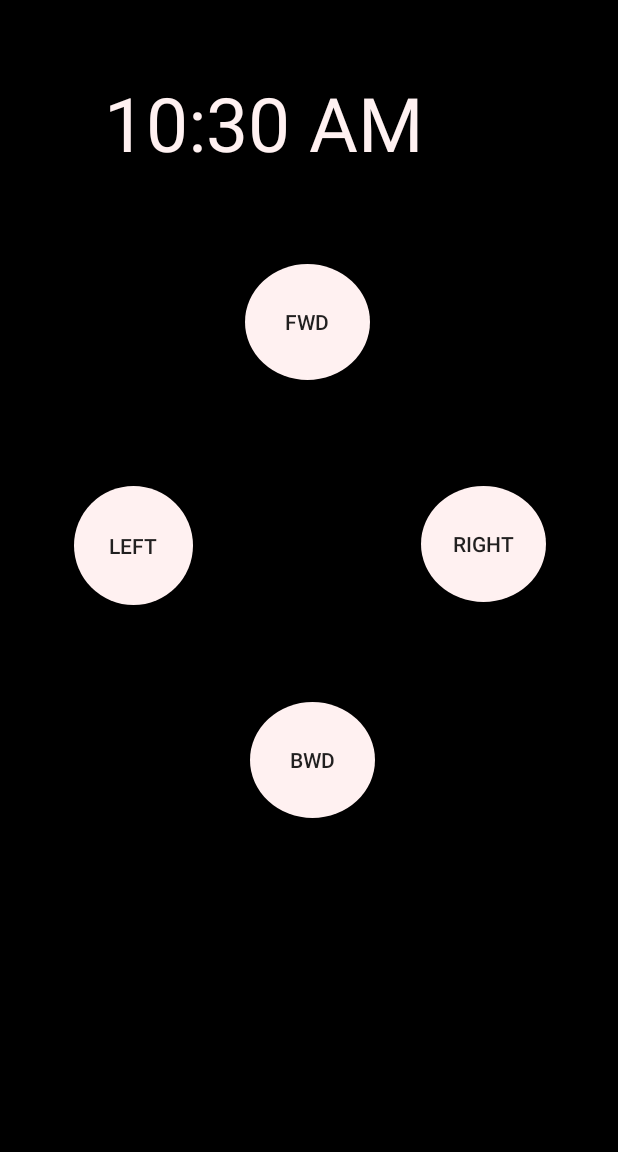
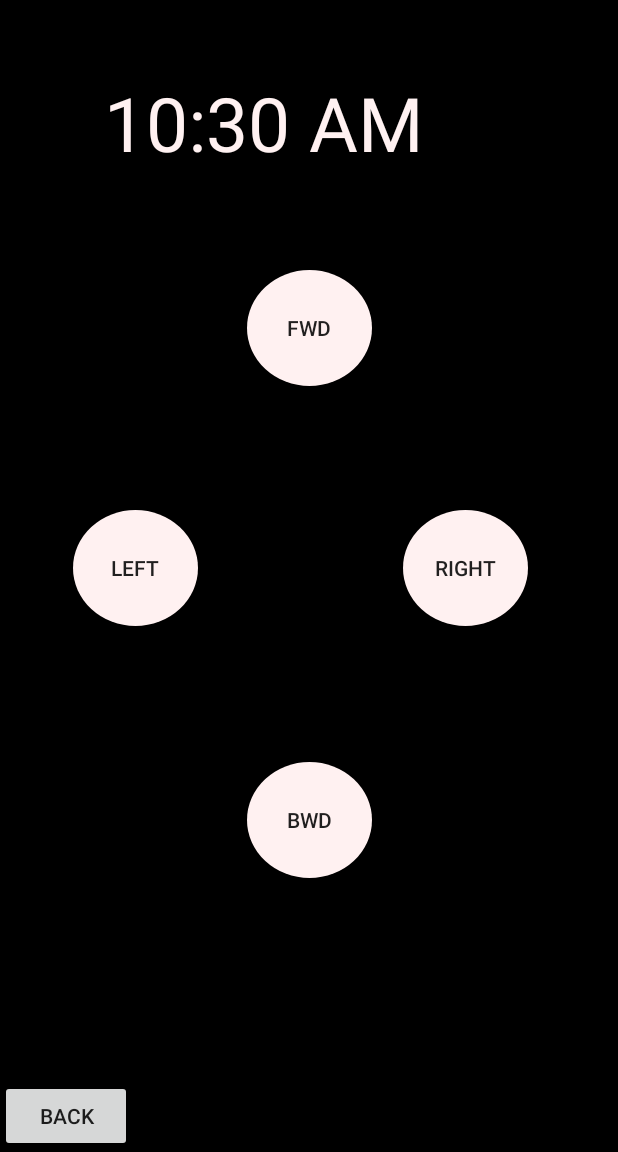
Before and after one commit to DIT112-V20/group-01, an Android app: the manualPage screen opened directly, with no data from a screen before it, on a phone screen of 412 x 824 dp, the part 84-1236 px from its top. Run offline under Robolectric (Android 15) with nearby library versions, the phone set to English and light mode, and no system bars; our stand-ins replace Firebase (no records; nobody signed in at launch, a user with empty details on screens opened directly); Roboto replaces fonts that are not available here.

Commit message:
last version of the app

```diff
--- a/Android app/CarController/app/build.gradle
+++ b/Android app/CarController/app/build.gradle
@@ -1,4 +1,5 @@
 apply plugin: 'com.android.application'
+apply plugin: 'com.google.gms.google-services'
 
 android {
     compileSdkVersion 29
@@ -28,6 +29,7 @@ dependencies {
 
     implementation 'androidx.appcompat:appcompat:1.1.0'
     implementation 'androidx.constraintlayout:constraintlayout:1.1.3'
+    implementation 'com.google.firebase:firebase-database:19.3.0'
     testImplementation 'junit:junit:4.12'
     androidTestImplementation 'androidx.test.ext:junit:1.1.1'
     androidTestImplementation 'androidx.test.espresso:espresso-core:3.2.0'
--- a/Android app/CarController/app/src/main/java/com/example/carcontroller/manualPage.java
+++ b/Android app/CarController/app/src/main/java/com/example/carcontroller/manualPage.java
@@ -1,14 +1,191 @@
 package com.example.carcontroller;
+
+
+//import android.support.v7.app.AppCompatActivity;
+import android.annotation.SuppressLint;
+import android.os.Bundle;
+import android.util.Log;
+import android.view.MotionEvent;
+import android.view.View;
+import android.widget.Button;
+import android.widget.TextView;
 
 import androidx.appcompat.app.AppCompatActivity;
 
-import android.os.Bundle;
+import com.google.firebase.database.DataSnapshot;
+import com.google.firebase.database.DatabaseError;
+import com.google.firebase.database.DatabaseReference;
+import com.google.firebase.database.FirebaseDatabase;
+import com.google.firebase.database.ValueEventListener;
 
 public class manualPage extends AppCompatActivity {
 
+
+    FirebaseDatabase database = FirebaseDatabase.getInstance();
+    DatabaseReference myRef = database.getReference();
+
+    final DatabaseReference fwdStatus = myRef.child("manual").child("forward");
+    final DatabaseReference bwdStatus = myRef.child("manual").child("backward");
+    final DatabaseReference rightStatus = myRef.child("manual").child("right");
+    final DatabaseReference leftStatus = myRef.child("manual").child("left");
+
+
+
+
+
+    Button fwdButton;
+    Button bwdButton;
+    Button rightButton;
+    Button leftButton;
+
+
+    @SuppressLint("ClickableViewAccessibility")
     @Override
     protected void onCreate(Bundle savedInstanceState) {
         super.onCreate(savedInstanceState);
         setContentView(R.layout.activity_manual_page);
+
+        fwdButton = (Button)findViewById(R.id.fwdButton);
+        bwdButton = (Button)findViewById(R.id.bwdButton);
+        rightButton = (Button)findViewById(R.id.rightButton);
+        leftButton = (Button)findViewById(R.id.leftButton);
+
+
+        //updateText(ledstatus1,textView1);
+
+        fwdStatus.addValueEventListener(new ValueEventListener() {
+            @Override
+            public void onDataChange(DataSnapshot dataSnapshot) {
+                // This method is called once with the initial value and again
+                // whenever data at this location is updated.
+                String value = dataSnapshot.getValue(String.class);
+                Log.d("file", "Value is: " + value);
+
+            }
+
+
+            @Override
+            public void onCancelled(DatabaseError error) {
+                // Failed to read value
+                Log.w("file", "Failed to read value.", error.toException());
+            }
+        });
+        bwdStatus.addValueEventListener(new ValueEventListener() {
+            @Override
+            public void onDataChange(DataSnapshot dataSnapshot) {
+                // This method is called once with the initial value and again
+                // whenever data at this location is updated.
+                String value = dataSnapshot.getValue(String.class);
+                Log.d("file", "Value is: " + value);
+
+            }
+
+
+            @Override
+            public void onCancelled(DatabaseError error) {
+                // Failed to read value
+                Log.w("file", "Failed to read value.", error.toException());
+            }
+        });
+        rightStatus.addValueEventListener(new ValueEventListener() {
+            @Override
+            public void onDataChange(DataSnapshot dataSnapshot) {
+                // This method is called once with the initial value and again
+                // whenever data at this location is updated.
+                String value = dataSnapshot.getValue(String.class);
+                Log.d("file", "Value is: " + value);
+
+            }
+
+
+            @Override
+            public void onCancelled(DatabaseError error) {
+                // Failed to read value
+                Log.w("file", "Failed to read value.", error.toException());
+            }
+        });
+
+        leftStatus.addValueEventListener(new ValueEventListener() {
+            @Override
+            public void onDataChange(DataSnapshot dataSnapshot) {
+                // This method is called once with the initial value and again
+                // whenever data at this location is updated.
+                String value = dataSnapshot.getValue(String.class);
+                Log.d("file", "Value is: " + value);
+
+            }
+
+
+            @Override
+            public void onCancelled(DatabaseError error) {
+                // Failed to read value
+                Log.w("file", "Failed to read value.", error.toException());
+            }
+        });
+
+        fwdButton.setOnTouchListener(new View.OnTouchListener() {
+            @Override
+            public boolean onTouch(View v, MotionEvent event) {
+                if(event.getAction() == MotionEvent.ACTION_UP){
+                    fwdStatus.setValue("off");
+
+                    return true;
+                }else{
+                    fwdStatus.setValue("on");
+                }
+                return false;
+            }
+
+
+        });
+
+        bwdButton.setOnTouchListener(new View.OnTouchListener() {
+            @Override
+            public boolean onTouch(View v, MotionEvent event) {
+                if(event.getAction() == MotionEvent.ACTION_UP){
+                    bwdStatus.setValue("off");
+
+                    return true;
+                }else{
+                    bwdStatus.setValue("on");
+                }
+                return false;
+            }
+
+
+        });
+
+        rightButton.setOnTouchListener(new View.OnTouchListener() {
+            @Override
+            public boolean onTouch(View v, MotionEvent event) {
+                if(event.getAction() == MotionEvent.ACTION_UP){
+                    rightStatus.setValue("off");
+
+                    return true;
+                }else{
+                    rightStatus.setValue("on");
+                }
+                return false;
+            }
+
+
+        });
+
+        leftButton.setOnTouchListener(new View.OnTouchListener() {
+            @Override
+            public boolean onTouch(View v, MotionEvent event) {
+                if(event.getAction() == MotionEvent.ACTION_UP){
+                    leftStatus.setValue("off");
+
+                    return true;
+                }else{
+                    leftStatus.setValue("on");
+                }
+                return false;
+            }
+
+
+        });
+
     }
 }
--- a/Android app/CarController/app/src/main/res/layout/activity_manual_page.xml
+++ b/Android app/CarController/app/src/main/res/layout/activity_manual_page.xml
@@ -11,20 +11,33 @@
         android:id="@+id/fwdButton"
         android:layout_width="83dp"
         android:layout_height="77dp"
-        android:layout_marginTop="176dp"
+        android:layout_marginTop="180dp"
+        android:layout_marginEnd="164dp"
+        android:layout_marginRight="164dp"
         android:background="@drawable/round_button"
         android:text="@string/fwd"
-        app:layout_constraintEnd_toStartOf="@+id/rightButton"
-        app:layout_constraintStart_toEndOf="@+id/leftButton"
+        app:layout_constraintEnd_toEndOf="parent"
+        app:layout_constraintTop_toTopOf="parent" />
+
+    <Button
+        android:id="@+id/bwdButton"
+        android:layout_width="83dp"
+        android:layout_height="77dp"
+        android:layout_marginTop="508dp"
+        android:layout_marginEnd="164dp"
+        android:layout_marginRight="164dp"
+        android:background="@drawable/round_button"
+        android:text="@string/bwd"
+        app:layout_constraintEnd_toEndOf="parent"
         app:layout_constraintTop_toTopOf="parent" />
 
     <Button
         android:id="@+id/rightButton"
         android:layout_width="83dp"
         android:layout_height="77dp"
-        android:layout_marginTop="324dp"
-        android:layout_marginEnd="48dp"
-        android:layout_marginRight="48dp"
+        android:layout_marginTop="340dp"
+        android:layout_marginEnd="60dp"
+        android:layout_marginRight="60dp"
         android:background="@drawable/round_button"
         android:text="@string/right"
         app:layout_constraintEnd_toEndOf="parent"
@@ -32,28 +45,14 @@
 
     <Button
         android:id="@+id/leftButton"
-        android:layout_width="79dp"
-        android:layout_height="79dp"
-        android:layout_marginTop="324dp"
-        android:layout_marginEnd="152dp"
-        android:layout_marginRight="152dp"
-        android:background="@drawable/round_button"
-        android:text="@string/left"
-        app:layout_constraintEnd_toStartOf="@+id/rightButton"
-        app:layout_constraintTop_toTopOf="parent" />
-
-    <Button
-        android:id="@+id/bwdButton"
         android:layout_width="83dp"
         android:layout_height="77dp"
-        android:layout_marginTop="468dp"
-        android:layout_marginEnd="27dp"
-        android:layout_marginRight="27dp"
+        android:layout_marginTop="340dp"
+        android:layout_marginEnd="280dp"
+        android:layout_marginRight="280dp"
         android:background="@drawable/round_button"
-        android:text="@string/bwd"
-        app:layout_constraintEnd_toStartOf="@+id/rightButton"
-        app:layout_constraintHorizontal_bias="0.914"
-        app:layout_constraintStart_toEndOf="@+id/leftButton"
+        android:text="left"
+        app:layout_constraintEnd_toEndOf="parent"
         app:layout_constraintTop_toTopOf="parent" />
 
     <DigitalClock
@@ -67,4 +66,12 @@
         app:layout_constraintStart_toStartOf="parent"
         app:layout_constraintTop_toTopOf="parent" />
 
+    <Button
+        android:id="@+id/backButton"
+        android:layout_width="wrap_content"
+        android:layout_height="wrap_content"
+        android:text="@string/back"
+        app:layout_constraintBottom_toBottomOf="parent"
+        app:layout_constraintStart_toStartOf="parent" />
+
 </androidx.constraintlayout.widget.ConstraintLayout>
--- a/Android app/CarController/app/src/main/res/values/strings.xml
+++ b/Android app/CarController/app/src/main/res/values/strings.xml
@@ -10,4 +10,5 @@
     <string name="right">Right</string>
     <string name="left">Left</string>
     <string name="bwd">BWD</string>
+    <string name="back">Back</string>
 </resources>
--- a/Android app/CarController/build.gradle
+++ b/Android app/CarController/build.gradle
@@ -9,6 +9,7 @@ buildscript {
     }
     dependencies {
         classpath 'com.android.tools.build:gradle:3.6.2'
+        classpath 'com.google.gms:google-services:4.3.3'
 
 
         // NOTE: Do not place your application dependencies here; they belong
```
Also changed, not shown: 1 other file.
